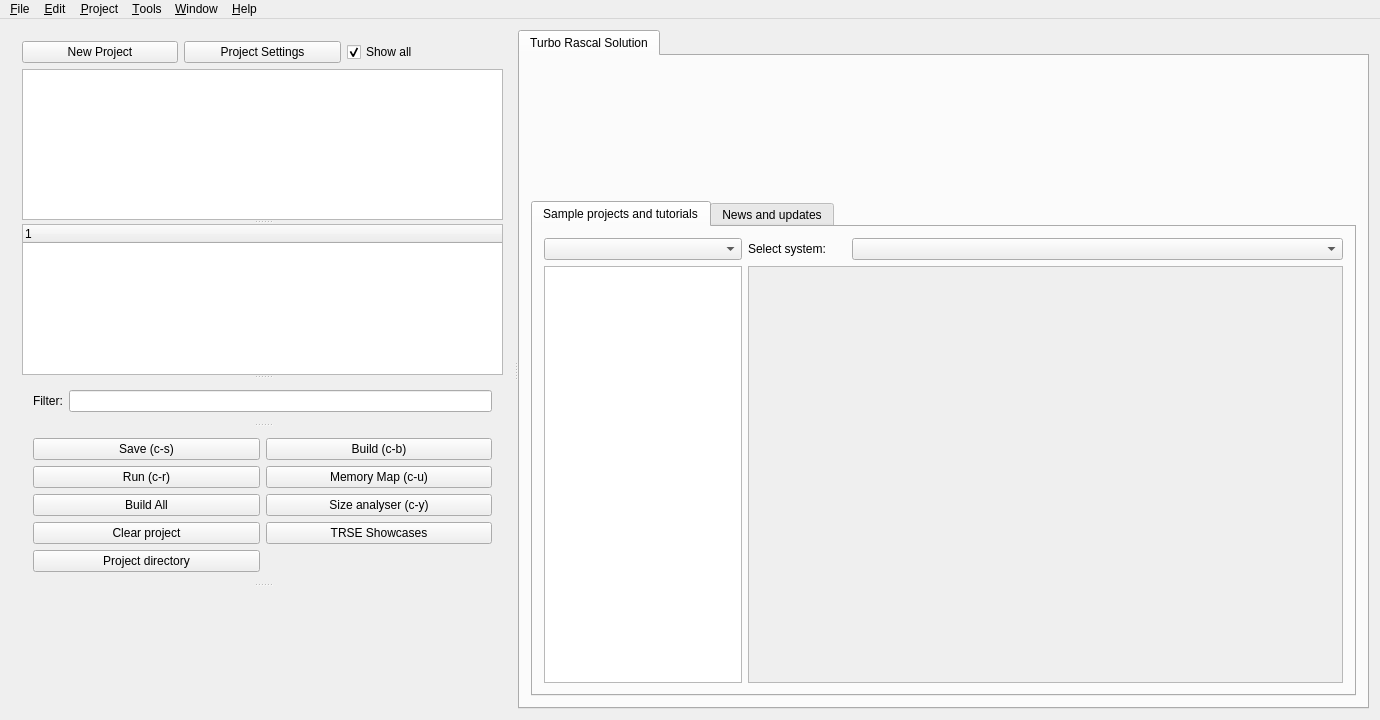
Qt form mainwindow.ui (leuat/TRSE) before a commit.
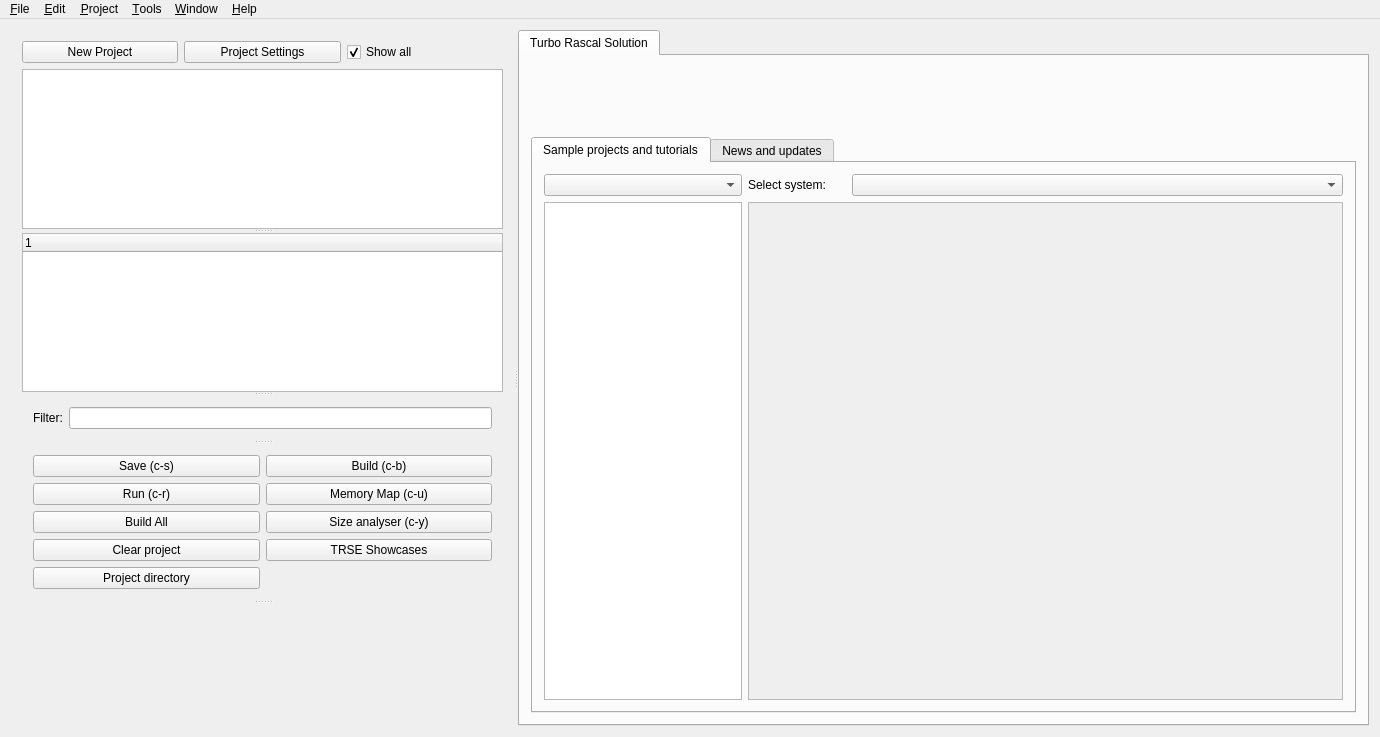
The same form after that commit. Icons and pictures are not drawn. Custom widgets are drawn as their Qt base class.

```diff
--- a/mainwindow.ui
+++ b/mainwindow.ui
@@ -7,7 +7,7 @@
     <x>0</x>
     <y>0</y>
     <width>1380</width>
-    <height>720</height>
+    <height>737</height>
    </rect>
   </property>
   <property name="sizePolicy">
@@ -33,7 +33,7 @@
     <item>
      <widget class="QSplitter" name="splitter">
       <property name="orientation">
-       <enum>Qt::Horizontal</enum>
+       <enum>Qt::Orientation::Horizontal</enum>
       </property>
       <widget class="QWidget" name="layoutWidget">
        <layout class="QVBoxLayout" name="verticalLayout" stretch="1,1000,0">
@@ -72,11 +72,11 @@
         <item>
          <widget class="QSplitter" name="qsplitter">
           <property name="orientation">
-           <enum>Qt::Vertical</enum>
+           <enum>Qt::Orientation::Vertical</enum>
           </property>
           <widget class="QSplitter" name="psplitter">
            <property name="orientation">
-            <enum>Qt::Vertical</enum>
+            <enum>Qt::Orientation::Vertical</enum>
            </property>
            <widget class="QTreeView" name="treeFiles">
             <property name="font">
@@ -269,7 +269,7 @@
              <bool>true</bool>
             </property>
             <property name="alignment">
-             <set>Qt::AlignCenter</set>
+             <set>Qt::AlignmentFlag::AlignCenter</set>
             </property>
            </widget>
           </item>
@@ -323,6 +323,12 @@
           <verstretch>0</verstretch>
          </sizepolicy>
         </property>
+        <property name="minimumSize">
+         <size>
+          <width>0</width>
+          <height>128</height>
+         </size>
+        </property>
         <attribute name="title">
          <string>Turbo Rascal Solution</string>
         </attribute>
@@ -330,42 +336,105 @@
          <item row="0" column="0">
           <layout class="QVBoxLayout" name="verticalLayout_2">
            <item>
-            <layout class="QGridLayout" name="gridLayout_3" columnstretch="5,12,3">
-             <item row="0" column="1">
-              <widget class="LGLSlideshow" name="glslider" native="true"/>
+            <layout class="QGridLayout" name="gridLayout_3" columnstretch="5,0,0,0,0,0">
+             <item row="1" column="4">
+              <widget class="LGLSlideshow" name="glslider" native="true">
+               <property name="enabled">
+                <bool>false</bool>
+               </property>
+              </widget>
              </item>
-             <item row="0" column="0">
+             <item row="1" column="1">
               <widget class="QLabel" name="label_4">
+               <property name="sizePolicy">
+                <sizepolicy hsizetype="Preferred" vsizetype="Preferred">
+                 <horstretch>0</horstretch>
+                 <verstretch>0</verstretch>
+                </sizepolicy>
+               </property>
                <property name="minimumSize">
                 <size>
-                 <width>128</width>
-                 <height>128</height>
+                 <width>0</width>
+                 <height>0</height>
                 </size>
                </property>
                <property name="maximumSize">
                 <size>
-                 <width>128</width>
-                 <height>128</height>
+                 <width>150</width>
+                 <height>64</height>
                 </size>
                </property>
                <property name="text">
                 <string/>
                </property>
                <property name="pixmap">
-                <pixmap resource="resources.qrc">:/resources/images/trse_icon.png</pixmap>
+                <pixmap resource="resources.qrc">:/resources/images/trse_banner.png</pixmap>
                </property>
                <property name="scaledContents">
                 <bool>true</bool>
                </property>
+               <property name="alignment">
+                <set>Qt::AlignmentFlag::AlignCenter</set>
+               </property>
               </widget>
              </item>
-             <item row="0" column="2">
+             <item row="1" column="3">
+              <spacer name="horizontalSpacer_2">
+               <property name="orientation">
+                <enum>Qt::Orientation::Horizontal</enum>
+               </property>
+               <property name="sizeHint" stdset="0">
+                <size>
+                 <width>40</width>
+                 <height>20</height>
+                </size>
+               </property>
+              </spacer>
+             </item>
+             <item row="1" column="5">
               <widget class="LGLShowcases" name="glShowcase" native="true">
+               <property name="enabled">
+                <bool>false</bool>
+               </property>
                <property name="toolTip">
                 <string>Click to open URL to production</string>
                </property>
               </widget>
              </item>
+             <item row="1" column="0">
+              <widget class="QLabel" name="label_2">
+               <property name="sizePolicy">
+                <sizepolicy hsizetype="Preferred" vsizetype="Preferred">
+                 <horstretch>0</horstretch>
+                 <verstretch>0</verstretch>
+                </sizepolicy>
+               </property>
+               <property name="minimumSize">
+                <size>
+                 <width>64</width>
+                 <height>64</height>
+                </size>
+               </property>
+               <property name="maximumSize">
+                <size>
+                 <width>64</width>
+                 <height>64</height>
+                </size>
+               </property>
+               <property name="text">
+                <string/>
+               </property>
+               <property name="pixmap">
+                <pixmap resource="resources.qrc">:/resources/images/trse_icon.png</pixmap>
+               </property>
+               <property name="scaledContents">
+                <bool>true</bool>
+               </property>
+               <property name="alignment">
+                <set>Qt::AlignmentFlag::AlignLeading|Qt::AlignmentFlag::AlignLeft|Qt::AlignmentFlag::AlignVCenter</set>
+               </property>
+              </widget>
+             </item>
             </layout>
            </item>
           </layout>
@@ -412,8 +481,8 @@
                        <rect>
                         <x>0</x>
                         <y>0</y>
-                        <width>553</width>
-                        <height>358</height>
+                        <width>546</width>
+                        <height>430</height>
                        </rect>
                       </property>
                      </widget>
@@ -455,8 +524,8 @@
 hr { height: 1px; border-width: 0; }
 li.unchecked::marker { content: &quot;\2610&quot;; }
 li.checked::marker { content: &quot;\2612&quot;; }
-&lt;/style&gt;&lt;/head&gt;&lt;body style=&quot; font-family:'.AppleSystemUIFont'; font-size:13pt; font-weight:400; font-style:normal;&quot;&gt;
-&lt;p style=&quot; margin-top:0px; margin-bottom:0px; margin-left:0px; margin-right:0px; -qt-block-indent:0; text-indent:0px;&quot;&gt;News and updates from TRSE!&lt;/p&gt;&lt;/body&gt;&lt;/html&gt;</string>
+&lt;/style&gt;&lt;/head&gt;&lt;body style=&quot; font-family:'Ubuntu Sans'; font-size:10pt; font-weight:400; font-style:normal;&quot;&gt;
+&lt;p style=&quot; margin-top:0px; margin-bottom:0px; margin-left:0px; margin-right:0px; -qt-block-indent:0; text-indent:0px;&quot;&gt;&lt;span style=&quot; font-family:'.AppleSystemUIFont'; font-size:13pt;&quot;&gt;News and updates from TRSE!&lt;/span&gt;&lt;/p&gt;&lt;/body&gt;&lt;/html&gt;</string>
                </property>
               </widget>
              </item>
@@ -477,7 +546,7 @@
      <x>0</x>
      <y>0</y>
      <width>1380</width>
-     <height>24</height>
+     <height>28</height>
     </rect>
    </property>
    <widget class="QMenu" name="menuFile">
```
